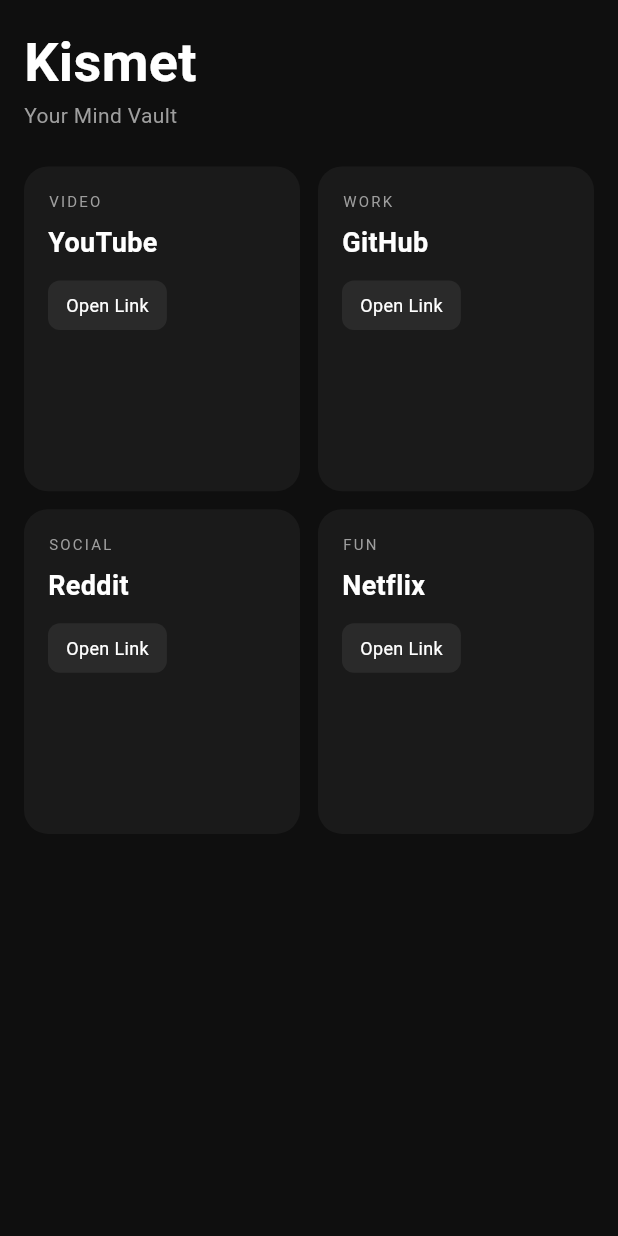
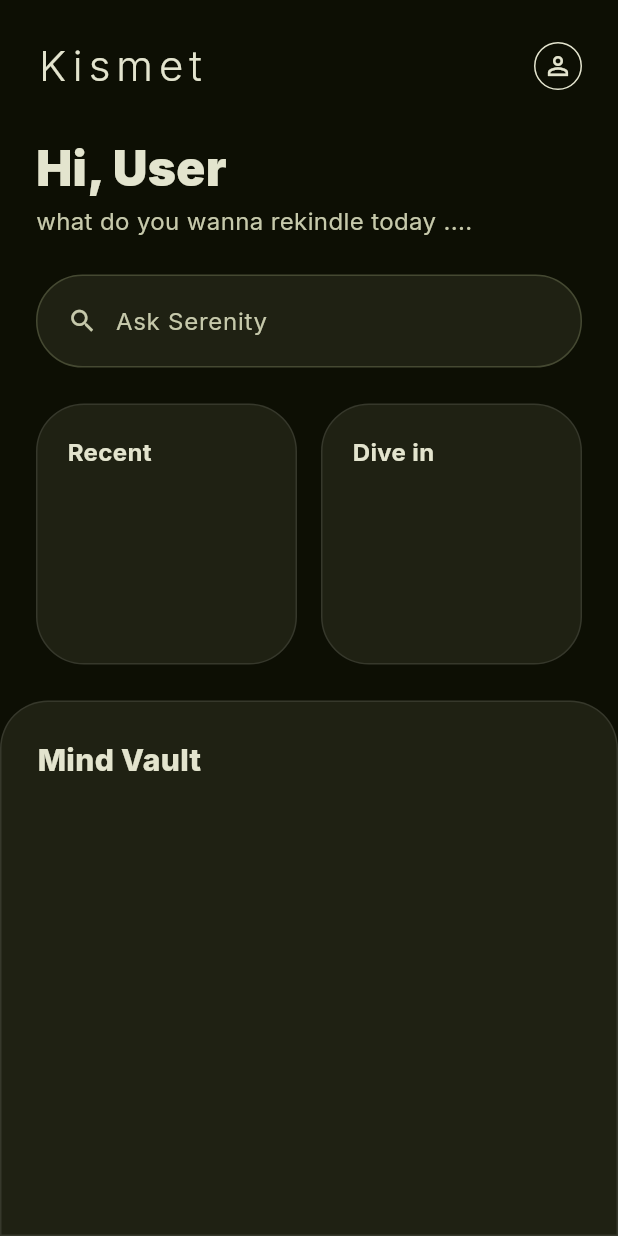
Before and after one commit to kozenkarisho/Kismet, a Flutter app: the screen it shows after launch, on a phone screen of 412 x 824 dp. Run offline on Flutter 3.47's test engine with Material 3 defaults, Android fonts, the phone set to English and light mode, and no system bars; our stand-ins replace google_fonts.

Commit message:
Set up home screen and Mind Vault scaffold with google_fonts

```diff
--- a/lib/main.dart
+++ b/lib/main.dart
@@ -1,12 +1,11 @@
 import 'package:flutter/material.dart';
-import 'link_card.dart'; // Import our LinkCard widget from the other file
-// Entry point of the app. Flutter starts here, just like main() in Java.
+import 'package:google_fonts/google_fonts.dart';
+import 'screens/home_screen.dart';
 
 void main() {
   runApp(const KismetApp());
 }
 
-// Root widget. Sets up the overall app configuration.
 class KismetApp extends StatelessWidget {
   const KismetApp({super.key});
 
@@ -14,87 +13,18 @@
   Widget build(BuildContext context) {
     return MaterialApp(
       title: 'Kismet',
-      debugShowCheckedModeBanner:
-          false, // Removes the red debug banner from the top right corner
-      theme: ThemeData.dark(),
-      home:
-          const HomeScreen(), // The first screen the user sees when they open the app
+      debugShowCheckedModeBanner: false,
+      theme: ThemeData(
+        scaffoldBackgroundColor: const Color(0xFF0D0F04),
+        fontFamily: GoogleFonts.inter().fontFamily,
+        textTheme: GoogleFonts.interTextTheme(Theme.of(context).textTheme),
+        colorScheme: const ColorScheme.dark(
+          background: Color(0xFF0D0F04),
+          surface: Color(0xFF1F2113),
+          primary: Color(0xFFDFFF00),
+        ),
+      ),
+      home: const HomeScreen(),
     );
   }
 }
-
-// The main screen of the app
-class HomeScreen extends StatelessWidget {
-  const HomeScreen({super.key});
-
-  @override
-  Widget build(BuildContext context) {
-    return Scaffold(
-      // Near black background
-      backgroundColor: const Color(0xFF0F0F0F),
-      body: SafeArea(
-        child: Padding(
-          // 16 pixels of space on all sides
-          padding: const EdgeInsets.all(16.0),
-          child: Column(
-            // Align everything to the left
-            crossAxisAlignment: CrossAxisAlignment.start,
-            children: [
-              // App title
-              const Text(
-                'Kismet',
-                style: TextStyle(
-                  fontSize: 36,
-                  fontWeight: FontWeight.bold,
-                  color: Colors.white,
-                ),
-              ),
-              // App subtitle
-              const Text(
-                'Your Mind Vault',
-                style: TextStyle(fontSize: 14, color: Colors.grey),
-              ),
-              // Space between header and grid
-              const SizedBox(height: 24),
-              // Expanded makes the grid take up all remaining screen space
-              Expanded(
-                child: GridView.count(
-                  // 2 cards per row
-                  crossAxisCount: 2,
-                  // Space between cards horizontally
-                  crossAxisSpacing: 12,
-                  // Space between cards vertically
-                  mainAxisSpacing: 12,
-                  // Height to width ratio of each card
-                  childAspectRatio: 0.85,
-                  children: const [
-                    LinkCard(
-                      title: 'YouTube',
-                      url: 'https://youtube.com',
-                      category: 'Video',
-                    ),
-                    LinkCard(
-                      title: 'GitHub',
-                      url: 'https://github.com',
-                      category: 'Work',
-                    ),
-                    LinkCard(
-                      title: 'Reddit',
-                      url: 'https://reddit.com',
-                      category: 'Social',
-                    ),
-                    LinkCard(
-                      title: 'Netflix',
-                      url: 'https://netflix.com',
-                      category: 'Fun',
-                    ),
-                  ],
-                ),
-              ),
-            ],
-          ),
-        ),
-      ),
-    );
-  }
-}
--- a/lib/screens/home_screen.dart
+++ b/lib/screens/home_screen.dart
@@ -1,165 +1,164 @@
 import 'package:flutter/material.dart';
+import 'package:google_fonts/google_fonts.dart';
 
-// This is the first screen the user sees when they open Kismet
 class HomeScreen extends StatelessWidget {
   const HomeScreen({super.key});
 
   @override
   Widget build(BuildContext context) {
     return Scaffold(
-      // Near black, not pure black - easier on the eyes
-      backgroundColor: const Color(0xFF0F0F0F),
+      backgroundColor: const Color(0xFF0D0F04),
       body: SafeArea(
-        // SafeArea = stops content hiding behind the phone notch or status bar
-        child: Padding(
-          padding: const EdgeInsets.all(20.0),
         child: Column(
-            // CrossAxisAlignment.start = align everything to the left edge
-            crossAxisAlignment: CrossAxisAlignment.start,
+          crossAxisAlignment: CrossAxisAlignment.stretch,
           children: [
-              // Building each section separately keeps this method readable
-              _buildHeader(),
-              const SizedBox(height: 20), // Gap between sections
-              _buildSerenityBar(),
-              const SizedBox(height: 20),
-              _buildTwoPanels(),
-              const SizedBox(height: 20),
-              _buildMindVault(),
-            ],
+            Padding(
+              padding: const EdgeInsets.fromLTRB(24, 24, 24, 0),
+              child: Row(
+                mainAxisAlignment: MainAxisAlignment.spaceBetween,
+                children: [
+                  // Temporary text logo until we build the real Kısmet wordmark
+                  Text(
+                    'Kismet',
+                    style: GoogleFonts.inter(
+                      color: const Color(0xFFE3E4CE),
+                      fontWeight: FontWeight.w300,
+                      fontSize: 28,
+                      letterSpacing: 4,
                     ),
                   ),
-      ),
-    );
-  }
-
-  // _ at the start = private, only this class can use it
-  // Splits the big build() into smaller readable pieces
-  // Header has Kismet title on the left and profile icon on the right
-  Widget _buildHeader() {
-    return Row(
-      // spaceBetween = pushes first child left, last child right
-      // Same as CSS: display flex; justify-content: space-between
-      mainAxisAlignment: MainAxisAlignment.spaceBetween,
-      children: [
-        const Text(
-          'Kismet',
-          style: TextStyle(
-            fontSize: 32,
-            fontWeight: FontWeight.bold,
-            color: Colors.white,
+                  Container(
+                    width: 32,
+                    height: 32,
+                    decoration: BoxDecoration(
+                      shape: BoxShape.circle,
+                      border: Border.all(
+                        color: const Color(0xFFE3E4CE),
+                        width: 1,
                       ),
                     ),
-        // Circular container for the profile icon
-        // BoxShape.circle = makes it round instead of rectangular
-        Container(
-          width: 40,
-          height: 40,
-          decoration: const BoxDecoration(
-            shape: BoxShape.circle,
-            color: Color(0xFF1A1A1A),
+                    child: const Icon(
+                      Icons.person_outline,
+                      color: Color(0xFFE3E4CE),
+                      size: 20,
                     ),
-          child: const Icon(Icons.person, color: Colors.white, size: 20),
-        ),
-      ],
-    );
-  }
-
-  // The AI search bar where users talk to Serenity
-  // Serenity is Kismet's built-in AI assistant
-  Widget _buildSerenityBar() {
-    return Container(
-      padding: const EdgeInsets.all(16),
-      decoration: BoxDecoration(
-        color: const Color(0xFF1A1A1A),
-        // Rounded corners, like border-radius in CSS
-        borderRadius: BorderRadius.circular(16),
-      ),
-      child: Column(
-        crossAxisAlignment: CrossAxisAlignment.start,
-        children: [
-          const Text(
-            'Ask Serenity',
-            style: TextStyle(
-              fontSize: 16,
-              fontWeight: FontWeight.w600,
-              color: Colors.white,
-            ),
-          ),
-          const SizedBox(height: 10),
-          // This looks like a search bar but is just a styled container for now
-          // We'll make it actually functional when we add Serenity AI later
-          Container(
-            padding: const EdgeInsets.symmetric(horizontal: 12, vertical: 10),
-            decoration: BoxDecoration(
-              color: const Color(0xFF2A2A2A),
-              borderRadius: BorderRadius.circular(10),
-            ),
-            child: const Row(
-              children: [
-                Icon(Icons.search, color: Colors.grey, size: 18),
-                SizedBox(width: 8),
-                Text(
-                  'Search your Mind Vault...',
-                  style: TextStyle(color: Colors.grey, fontSize: 14),
                   ),
                 ],
               ),
             ),
-        ],
-      ),
-    );
-  }
-
-  // Two panels sitting side by side
-  // Left = Recently Reanalysed, Right = Quick Summaries
-  Widget _buildTwoPanels() {
-    return Row(
-      children: [
-        // Expanded = takes up equal half of the available width
-        // Both panels use Expanded so they always split the screen 50/50
-        Expanded(
-          child: Container(
-            height: 160,
-            padding: const EdgeInsets.all(14),
-            decoration: BoxDecoration(
-              color: const Color(0xFF1A1A1A),
-              borderRadius: BorderRadius.circular(16),
-            ),
-            child: const Column(
+            Padding(
+              padding: const EdgeInsets.fromLTRB(24, 32, 24, 0),
+              child: Column(
                 crossAxisAlignment: CrossAxisAlignment.start,
                 children: [
                   Text(
-                  'Recently\nReanalysed',
-                  // \n = line break, splits the title onto two lines
-                  style: TextStyle(
-                    fontSize: 13,
-                    fontWeight: FontWeight.w600,
-                    color: Colors.white,
+                    'Hi, User',
+                    style: GoogleFonts.inter(
+                      color: const Color(0xFFE3E4CE),
+                      fontWeight: FontWeight.w900,
+                      fontSize: 32,
+                      height: 1.0,
+                    ),
+                  ),
+                  const SizedBox(height: 8),
+                  Text(
+                    'what do you wanna rekindle today ....',
+                    style: GoogleFonts.inter(
+                      color: const Color(0xFFC6C9AB),
+                      fontWeight: FontWeight.w400,
+                      fontSize: 16,
+                    ),
+                  ),
+                ],
+              ),
+            ),
+            Padding(
+              padding: const EdgeInsets.fromLTRB(24, 24, 24, 0),
+              child: Container(
+                decoration: BoxDecoration(
+                  color: const Color(0xFF1F2113),
+                  borderRadius: BorderRadius.circular(9999),
+                  border: Border.all(color: const Color(0xFF454932), width: 1),
+                ),
+                padding: const EdgeInsets.symmetric(
+                  horizontal: 20,
+                  vertical: 4,
+                ),
+                child: Row(
+                  children: [
+                    const Icon(
+                      Icons.search,
+                      color: Color(0xFFC6C9AB),
+                      size: 20,
+                    ),
+                    const SizedBox(width: 12),
+                    Expanded(
+                      child: TextField(
+                        style: GoogleFonts.inter(
+                          color: const Color(0xFFE3E4CE),
+                        ),
+                        decoration: InputDecoration(
+                          hintText: 'Ask Serenity',
+                          hintStyle: GoogleFonts.inter(
+                            color: const Color(0xFFC6C9AB),
+                          ),
+                          border: InputBorder.none,
+                          isDense: true,
+                          contentPadding: const EdgeInsets.symmetric(
+                            vertical: 14,
+                          ),
+                        ),
                       ),
                     ),
                   ],
                 ),
               ),
             ),
-        // Gap between the two panels
-        const SizedBox(width: 12),
+            Padding(
+              padding: const EdgeInsets.fromLTRB(24, 24, 24, 0),
+              child: Row(
+                children: [
+                  Expanded(
+                    child: AspectRatio(
+                      aspectRatio: 1,
+                      child: _buildSquareCard('Recent'),
+                    ),
+                  ),
+                  const SizedBox(width: 16),
+                  Expanded(
+                    child: AspectRatio(
+                      aspectRatio: 1,
+                      child: _buildSquareCard('Dive in'),
+                    ),
+                  ),
+                ],
+              ),
+            ),
+            const SizedBox(height: 24),
             Expanded(
               child: Container(
-            height: 160,
-            padding: const EdgeInsets.all(14),
+                width: double.infinity,
                 decoration: BoxDecoration(
-              color: const Color(0xFF1A1A1A),
-              borderRadius: BorderRadius.circular(16),
+                  color: const Color(0xFF1F2113),
+                  borderRadius: const BorderRadius.only(
+                    topLeft: Radius.circular(32),
+                    topRight: Radius.circular(32),
                   ),
-            child: const Column(
+                  border: Border.all(
+                    color: Colors.white.withOpacity(0.10),
+                    width: 1,
+                  ),
+                ),
+                padding: const EdgeInsets.all(24),
+                child: Column(
                   crossAxisAlignment: CrossAxisAlignment.start,
                   children: [
                     Text(
-                  'Quick\nSummaries',
-                  style: TextStyle(
-                    fontSize: 13,
-                    fontWeight: FontWeight.w600,
-                    color: Colors.white,
+                      'Mind Vault',
+                      style: GoogleFonts.inter(
+                        color: const Color(0xFFE3E4CE),
+                        fontWeight: FontWeight.w800,
+                        fontSize: 20,
                       ),
                     ),
                   ],
@@ -167,34 +166,28 @@
               ),
             ),
           ],
+        ),
+      ),
     );
   }
 
-  // Mind Vault is the main feature section at the bottom
-  // This will eventually show the grid of Mind Spaces
-  // Expanded = takes up ALL remaining screen space below the other sections
-  Widget _buildMindVault() {
-    return Expanded(
-      child: Container(
-        // double.infinity = stretch to full available width, like CSS width: 100%
-        width: double.infinity,
-        padding: const EdgeInsets.all(16),
+  Widget _buildSquareCard(String title) {
+    return Container(
       decoration: BoxDecoration(
-          color: const Color(0xFF1A1A1A),
-          borderRadius: BorderRadius.circular(16),
+        color: const Color(0xFF1F2113),
+        borderRadius: BorderRadius.circular(32),
+        border: Border.all(color: Colors.white.withOpacity(0.10), width: 1),
       ),
-        child: const Column(
-          crossAxisAlignment: CrossAxisAlignment.start,
-          children: [
-            Text(
-              'Mind Vault',
-              style: TextStyle(
+      padding: const EdgeInsets.all(20),
+      child: Align(
+        alignment: Alignment.topLeft,
+        child: Text(
+          title,
+          style: GoogleFonts.inter(
+            color: const Color(0xFFE3E4CE),
+            fontWeight: FontWeight.w700,
             fontSize: 16,
-                fontWeight: FontWeight.w600,
-                color: Colors.white,
           ),
-            ),
-          ],
         ),
       ),
     );
--- a/pubspec.yaml
+++ b/pubspec.yaml
@@ -30,11 +30,9 @@
 dependencies:
   flutter:
     sdk: flutter
-  google_fonts: ^6.2.1
 
-  # The following adds the Cupertino Icons font to your application.
-  # Use with the CupertinoIcons class for iOS style icons.
-  cupertino_icons: ^1.0.8
+  cupertino_icons: ^1.0.6
+  google_fonts: ^6.1.0
 
 dev_dependencies:
   flutter_test:
```
Also changed, not shown: lib/screens/mind_vault_screen.dart (added, +95 -0 lines), lib/widgets/link_card.dart (added, +72 -0 lines), lib/widgets/mind_space_card.dart (added, +31 -0 lines), lib/widgets/serenity_bar.dart (added, +36 -0 lines), assets/images/bd2837be-1a7b-4b31-8f60-968cd5a6df1d.png (deleted), assets/images/kismet_logo.png (added), 3 other files. Lines whose indentation alone changed are shown as unchanged.
